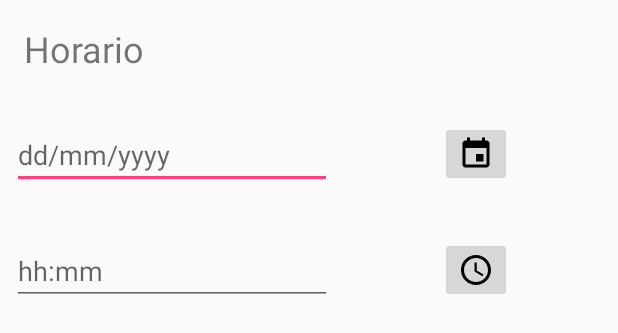
After one commit to fendergx/GADE, an Android app: the layout activity_horario_insertar.xml on its own in the app's theme, with its tools: preview values and no code run, on a phone screen of 412 x 824 dp. The commit adds this screen. Shown: the top 333 px of the screen. Run offline under Robolectric (Android 15) with nearby library versions, the phone set to English and light mode, and no system bars.

Commit message:
Horario 10%

```diff
--- a/app/src/main/AndroidManifest.xml
+++ b/app/src/main/AndroidManifest.xml
@@ -9,7 +9,9 @@
         android:roundIcon="@mipmap/ic_launcher_round"
         android:supportsRtl="true"
         android:theme="@style/AppTheme">
-        <activity android:name=".UsuarioNormal.Docente.DocenteGestionarActivity"></activity>
+        <activity android:name=".UsuarioNormal.Horario.HorarioInsertarActivity"></activity>
+        <activity android:name=".UsuarioNormal.Horario.HorarioGestionarActivity" />
+        <activity android:name=".UsuarioNormal.Docente.DocenteGestionarActivity" />
         <activity android:name=".UsuarioNormal.Docente.DocenteEliminarActivity" />
         <activity android:name=".UsuarioNormal.Docente.DocenteInsertarActivity" />
         <activity android:name=".UsuarioNormal.Docente.DocenteConsultarActivity" />
--- /dev/null
+++ b/app/src/main/res/drawable/ic_access_time_black_24dp.xml
@@ -0,0 +1,9 @@
+<vector xmlns:android="http://schemas.android.com/apk/res/android"
+        android:width="24dp"
+        android:height="24dp"
+        android:viewportWidth="24.0"
+        android:viewportHeight="24.0">
+    <path
+        android:fillColor="#FF000000"
+        android:pathData="M11.99,2C6.47,2 2,6.48 2,12s4.47,10 9.99,10C17.52,22 22,17.52 22,12S17.52,2 11.99,2zM12,20c-4.42,0 -8,-3.58 -8,-8s3.58,-8 8,-8 8,3.58 8,8 -3.58,8 -8,8zM12.5,7H11v6l5.25,3.15 0.75,-1.23 -4.5,-2.67z"/>
+</vector>
--- /dev/null
+++ b/app/src/main/res/drawable/ic_event_black_24dp.xml
@@ -0,0 +1,9 @@
+<vector xmlns:android="http://schemas.android.com/apk/res/android"
+        android:width="24dp"
+        android:height="24dp"
+        android:viewportWidth="24.0"
+        android:viewportHeight="24.0">
+    <path
+        android:fillColor="#FF000000"
+        android:pathData="M17,12h-5v5h5v-5zM16,1v2L8,3L8,1L6,1v2L5,3c-1.11,0 -1.99,0.9 -1.99,2L3,19c0,1.1 0.89,2 2,2h14c1.1,0 2,-0.9 2,-2L21,5c0,-1.1 -0.9,-2 -2,-2h-1L18,1h-2zM19,19L5,19L5,8h14v11z"/>
+</vector>
--- /dev/null
+++ b/app/src/main/res/layout/activity_horario_insertar.xml
@@ -0,0 +1,76 @@
+<?xml version="1.0" encoding="utf-8"?>
+<android.support.constraint.ConstraintLayout xmlns:android="http://schemas.android.com/apk/res/android"
+    xmlns:app="http://schemas.android.com/apk/res-auto"
+    xmlns:tools="http://schemas.android.com/tools"
+    android:layout_width="match_parent"
+    android:layout_height="match_parent">
+    <!--tools:context="com.a01luisrene.pickers.PickersActivity">-->
+
+    <TextView
+        android:id="@+id/textView"
+        android:layout_width="wrap_content"
+        android:layout_height="wrap_content"
+        android:text="@string/titlulo_pickers"
+        android:textSize="24sp"
+        app:layout_constraintTop_toTopOf="parent"
+        android:layout_marginTop="16dp"
+        android:layout_marginLeft="8dp"
+        app:layout_constraintLeft_toLeftOf="parent"
+        android:layout_marginRight="8dp"
+        app:layout_constraintRight_toRightOf="parent"
+        app:layout_constraintHorizontal_bias="0.025" />
+
+
+    <EditText
+        android:id="@+id/et_mostrar_fecha_picker"
+        android:layout_width="wrap_content"
+        android:layout_height="wrap_content"
+        android:ems="10"
+        android:inputType="date"
+        android:hint="@string/formato_fecha"
+        android:layout_marginStart="8dp"
+        app:layout_constraintLeft_toLeftOf="parent"
+        android:layout_marginTop="32dp"
+        app:layout_constraintTop_toBottomOf="@+id/textView" />
+
+    <EditText
+        android:id="@+id/et_mostrar_hora_picker"
+        android:layout_width="wrap_content"
+        android:layout_height="wrap_content"
+        android:ems="10"
+        android:inputType="time"
+        android:hint="@string/formato_hora"
+        android:layout_marginTop="32dp"
+        app:layout_constraintTop_toBottomOf="@+id/et_mostrar_fecha_picker"
+        android:layout_marginStart="8dp"
+        app:layout_constraintLeft_toLeftOf="parent" />
+
+    <ImageButton
+        android:id="@+id/ib_obtener_fecha"
+        android:layout_width="wrap_content"
+        android:layout_height="wrap_content"
+        android:src="@drawable/ic_event_black_24dp"
+        android:layout_marginRight="8dp"
+        app:layout_constraintRight_toRightOf="parent"
+        app:layout_constraintLeft_toRightOf="@+id/et_mostrar_fecha_picker"
+        android:layout_marginLeft="8dp"
+        app:layout_constraintHorizontal_bias="0.505"
+        android:layout_marginTop="32dp"
+        app:layout_constraintTop_toBottomOf="@+id/textView"
+        tools:ignore="ContentDescription" />
+
+    <ImageButton
+        android:id="@+id/ib_obtener_hora"
+        android:layout_width="wrap_content"
+        android:layout_height="wrap_content"
+        android:src="@drawable/ic_access_time_black_24dp"
+        app:layout_constraintRight_toRightOf="parent"
+        android:layout_marginTop="32dp"
+        app:layout_constraintTop_toBottomOf="@+id/et_mostrar_fecha_picker"
+        android:layout_marginEnd="8dp"
+        app:layout_constraintLeft_toRightOf="@+id/et_mostrar_hora_picker"
+        android:layout_marginStart="8dp"
+        app:layout_constraintHorizontal_bias="0.504"
+        tools:ignore="ContentDescription" />
+
+</android.support.constraint.ConstraintLayout>
--- a/app/src/main/res/values/strings.xml
+++ b/app/src/main/res/values/strings.xml
@@ -35,5 +35,8 @@
     <!-- End of Docente Strings -->
 
     <!-- Hotario Strings -->
+    <string name="formato_fecha">dd/mm/yyyy</string>
+    <string name="formato_hora">hh:mm</string>
+    <string name="titlulo_pickers">Horario</string>
     <!-- End of Horario Strings -->
 </resources>
```
Also changed, not shown: app/src/main/java/sv/edu/ues/fia/gade/IndexActivity.java (+2 -7 lines), app/src/main/java/sv/edu/ues/fia/gade/UsuarioNormal/Docente/ControlDB.java (deleted, +0 -10 lines), app/src/main/java/sv/edu/ues/fia/gade/UsuarioNormal/Horario/ControlDB.java (added, +152 -0 lines), app/src/main/java/sv/edu/ues/fia/gade/UsuarioNormal/Horario/Horario.java (added, +52 -0 lines), app/src/main/java/sv/edu/ues/fia/gade/UsuarioNormal/Horario/HorarioGestionarActivity.java (added, +44 -0 lines), app/src/main/java/sv/edu/ues/fia/gade/UsuarioNormal/Horario/HorarioInsertarActivity.java (added, +13 -0 lines), app/src/main/res/layout/activity_horario_gestionar.xml (added, +9 -0 lines). Lines whose indentation alone changed are shown as unchanged.
